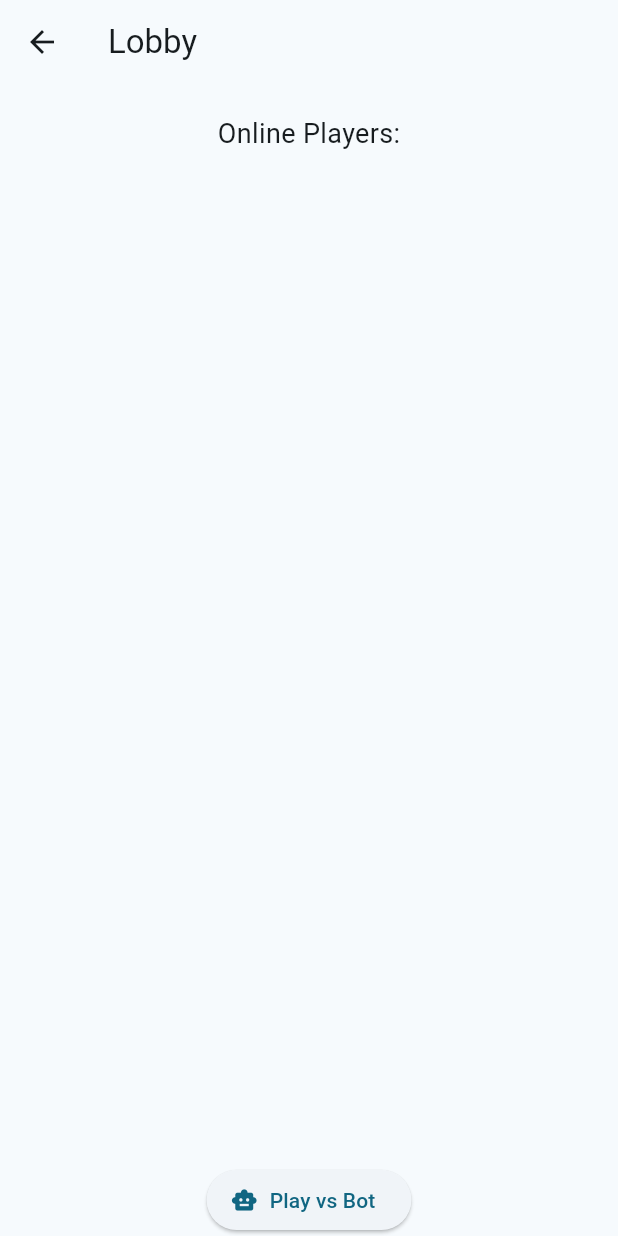
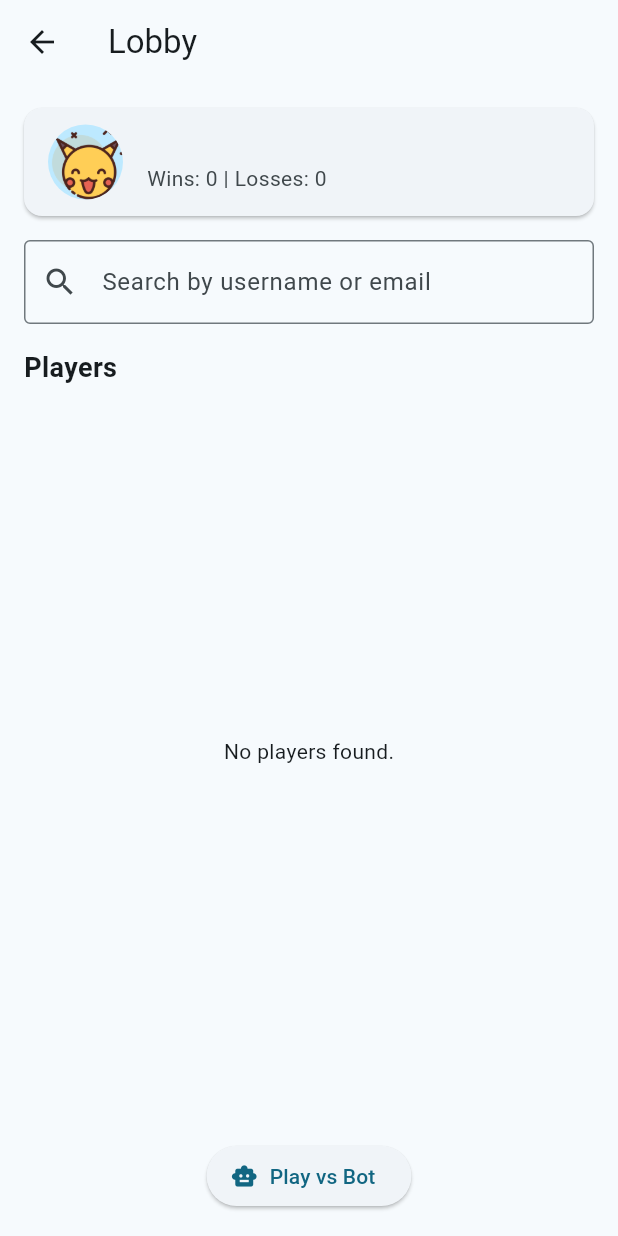
Before and after one commit to katataa/tictactoe1, a Flutter app: the LobbyScreen screen opened directly with empty values, on a phone screen of 412 x 824 dp. Run offline on Flutter 3.47's test engine with Material 3 defaults, Android fonts, the phone set to English and light mode, and no system bars; our stand-ins replace cloud_firestore, firebase_auth, firebase_core, flutter_riverpod; accounts and stored records are empty; network calls fail.

Commit message:
lobby improved, profile changes work

```diff
--- a/tictactoe/lib/features/auth/game/presentation/lobby_screen.dart
+++ b/tictactoe/lib/features/auth/game/presentation/lobby_screen.dart
@@ -1,4 +1,7 @@
 import 'package:flutter/material.dart';
+import 'package:cloud_firestore/cloud_firestore.dart';
+import 'package:firebase_auth/firebase_auth.dart';
+
 import 'bot_game_screen.dart';
 import '../data/websocket_service.dart';
 import 'game_board_screen.dart';
@@ -13,20 +16,31 @@ class LobbyScreen extends StatefulWidget {
 
 class _LobbyScreenState extends State<LobbyScreen> {
   final WebSocketService _ws = WebSocketService();
-  List<String> users = [];
+  List<Map<String, dynamic>> allUsers = [];
+  List<String> onlineUsers = [];
+  String searchQuery = '';
+
+  String avatar = 'avatar1.png';
+  int wins = 0;
+  int losses = 0;
   String? inviteFrom;
+  String? invitedUser;
+
+  final _searchController = TextEditingController();
+  bool _loadingSearch = false;
 
   @override
   void initState() {
     super.initState();
+    fetchUserData();
     _ws.connect(widget.username);
 
     _ws.onMessage = (msg) {
       switch (msg['type']) {
         case 'user_list':
-          final List<String> allUsers = List<String>.from(msg['users']);
-          allUsers.remove(widget.username); // don't show self
-          setState(() => users = allUsers);
+          final List<String> users = List<String>.from(msg['users']);
+          users.remove(widget.username);
+          setState(() => onlineUsers = users);
           break;
         case 'invite_received':
           setState(() => inviteFrom = msg['from']);
@@ -53,9 +67,71 @@ class _LobbyScreenState extends State<LobbyScreen> {
     };
   }
 
+  Future<void> fetchUserData() async {
+    final user = FirebaseAuth.instance.currentUser;
+    if (user != null) {
+      final snapshot = await FirebaseFirestore.instance.collection('users').doc(user.uid).get();
+      final data = snapshot.data();
+      if (data != null) {
+        setState(() {
+          avatar = data['avatar'] ?? 'avatar1.png';
+          wins = data['wins'] ?? 0;
+          losses = data['losses'] ?? 0;
+        });
+      }
+    }
+  }
+
+  Future<void> searchUsers(String query) async {
+    if (query.isEmpty) {
+      setState(() => allUsers.clear());
+      return;
+    }
+
+    setState(() => _loadingSearch = true);
+
+    final snapshot = await FirebaseFirestore.instance
+        .collection('users')
+        .where('username', isEqualTo: query)
+        .get();
+
+    if (snapshot.docs.isEmpty) {
+      final emailSnapshot = await FirebaseFirestore.instance
+          .collection('users')
+          .where('email', isEqualTo: query)
+          .get();
+
+      setState(() {
+        allUsers = emailSnapshot.docs.map((doc) => {
+          'username': doc.data()['username'] ?? '',
+          'email': doc.data()['email'] ?? '',
+        }).toList();
+      });
+    } else {
+      setState(() {
+        allUsers = snapshot.docs.map((doc) => {
+          'username': doc.data()['username'] ?? '',
+          'email': doc.data()['email'] ?? '',
+        }).toList();
+      });
+    }
+
+    setState(() => _loadingSearch = false);
+  }
+
   void sendInvite(String to) {
     _ws.sendInvite(to);
-    ScaffoldMessenger.of(context).showSnackBar(SnackBar(content: Text("Invite sent to $to")));
+    setState(() => invitedUser = to);
+    ScaffoldMessenger.of(context).showSnackBar(
+      SnackBar(content: Text("Invite sent to $to")),
+    );
+  }
+
+  void cancelInvite() {
+    setState(() => invitedUser = null);
+    ScaffoldMessenger.of(context).showSnackBar(
+      const SnackBar(content: Text("Invite cancelled.")),
+    );
   }
 
   void acceptInvite() {
@@ -68,43 +144,110 @@ class _LobbyScreenState extends State<LobbyScreen> {
   @override
   void dispose() {
     _ws.disconnect();
+    _searchController.dispose();
     super.dispose();
   }
 
   @override
   Widget build(BuildContext context) {
+    final showingSearchResults = searchQuery.isNotEmpty;
+
+    final usersToShow = showingSearchResults
+        ? allUsers.map((u) => u['username'] as String).toList()
+        : onlineUsers;
+
     return Scaffold(
       appBar: AppBar(title: const Text('Lobby')),
       body: Column(
         children: [
+          const SizedBox(height: 16),
+          // --- My Profile Card ---
+          Card(
+            margin: const EdgeInsets.symmetric(horizontal: 16),
+            child: ListTile(
+              leading: CircleAvatar(
+                backgroundImage: AssetImage('assets/avatars/$avatar'),
+                radius: 25,
+              ),
+              title: Text(widget.username, style: const TextStyle(fontWeight: FontWeight.bold)),
+              subtitle: Text('Wins: $wins | Losses: $losses'),
+            ),
+          ),
+          const SizedBox(height: 16),
           if (inviteFrom != null)
             AlertDialog(
-              title: Text('Game Invite'),
+              title: const Text('Game Invite'),
               content: Text('$inviteFrom invited you to play!'),
               actions: [
                 TextButton(
                   onPressed: acceptInvite,
                   child: const Text('Accept'),
                 ),
+                TextButton(
+                  onPressed: () => setState(() => inviteFrom = null),
+                  child: const Text('Decline'),
+                ),
               ],
             ),
-          const SizedBox(height: 20),
-          const Text('Online Players:', style: TextStyle(fontSize: 18)),
-          Expanded(
-            child: ListView.builder(
-              itemCount: users.length,
-              itemBuilder: (_, index) {
-                return ListTile(
-                  title: Text(users[index]),
-                  trailing: ElevatedButton(
-                    onPressed: () => sendInvite(users[index]),
-                    child: const Text('Invite'),
-                  ),
-                );
+          // --- Search Bar ---
+          Padding(
+            padding: const EdgeInsets.symmetric(horizontal: 16),
+            child: TextField(
+              controller: _searchController,
+              decoration: const InputDecoration(
+                labelText: 'Search by username or email',
+                prefixIcon: Icon(Icons.search),
+                border: OutlineInputBorder(),
+              ),
+              onChanged: (value) {
+                setState(() => searchQuery = value.trim());
+                searchUsers(value.trim());
               },
             ),
           ),
-          const SizedBox(height: 20),
+          const SizedBox(height: 16),
+          const Padding(
+            padding: EdgeInsets.symmetric(horizontal: 16),
+            child: Align(
+              alignment: Alignment.centerLeft,
+              child: Text('Players', style: TextStyle(fontSize: 18, fontWeight: FontWeight.bold)),
+            ),
+          ),
+          Expanded(
+            child: _loadingSearch
+                ? const Center(child: CircularProgressIndicator())
+                : usersToShow.isEmpty
+                    ? const Center(child: Text('No players found.'))
+                    : ListView.builder(
+                        itemCount: usersToShow.length,
+                        itemBuilder: (_, index) {
+                          final username = usersToShow[index];
+                          final isOnline = onlineUsers.contains(username);
+
+                          return ListTile(
+                            leading: Icon(
+                              Icons.circle,
+                              color: isOnline ? Colors.green : Colors.grey,
+                              size: 12,
+                            ),
+                            title: Text(username),
+                            trailing: isOnline
+                                ? invitedUser == username
+                                    ? ElevatedButton(
+                                        onPressed: cancelInvite,
+                                        style: ElevatedButton.styleFrom(backgroundColor: Colors.orange),
+                                        child: const Text('Cancel'),
+                                      )
+                                    : ElevatedButton(
+                                        onPressed: () => sendInvite(username),
+                                        child: const Text('Invite'),
+                                      )
+                                : const Text('Offline', style: TextStyle(color: Colors.grey)),
+                          );
+                        },
+                      ),
+          ),
+          const SizedBox(height: 16),
           ElevatedButton.icon(
             onPressed: () {
               Navigator.push(
@@ -112,9 +255,10 @@ class _LobbyScreenState extends State<LobbyScreen> {
                 MaterialPageRoute(builder: (_) => const BotGameScreen()),
               );
             },
-            icon: Icon(Icons.smart_toy),
+            icon: const Icon(Icons.smart_toy),
             label: const Text('Play vs Bot'),
           ),
+          const SizedBox(height: 16),
         ],
       ),
     );
```
Also changed, not shown: tictactoe/lib/features/auth/game/presentation/profile_screen.dart (+17 -7 lines), 2 other files.
